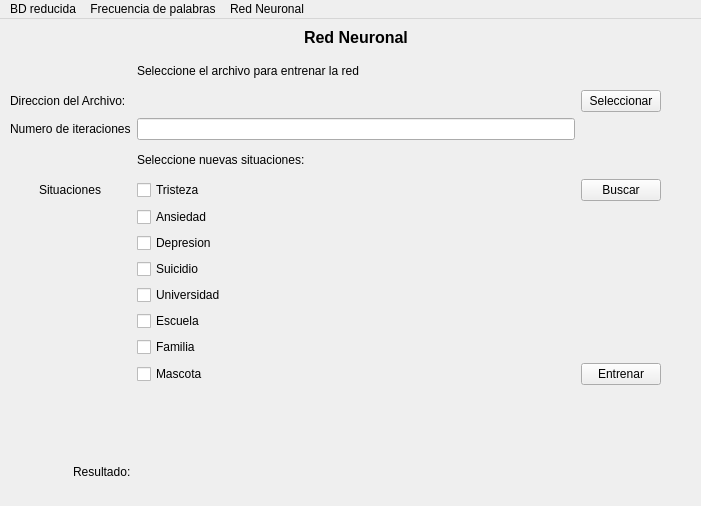
Above: Vista/ventana.ui from Edson-MT1/topicos-programa-python before the change. Below: the same form after it.
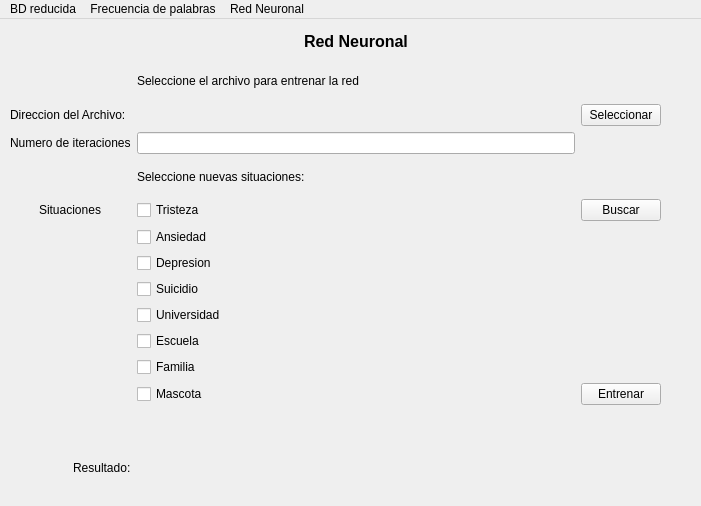
That is the form after the change.

Commit message: Modificaicón de resultado

The edit to the form file:
```diff
--- a/Vista/ventana.ui
+++ b/Vista/ventana.ui
@@ -307,7 +307,7 @@
        <item row="3" column="1">
         <widget class="QLineEdit" name="lineEditIteraciones"/>
        </item>
-       <item row="15" column="1" colspan="2">
+       <item row="16" column="1">
         <widget class="QLabel" name="resultado_Entrenamiento">
          <property name="text">
           <string/>
```
Left out of the diff: 180 changed lines with no effect on the pictures. The commit also changes 2 other files.
